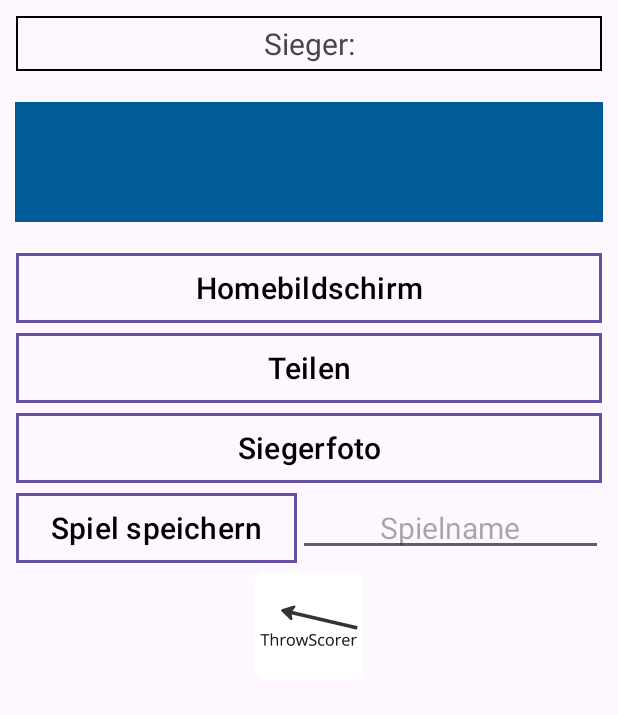
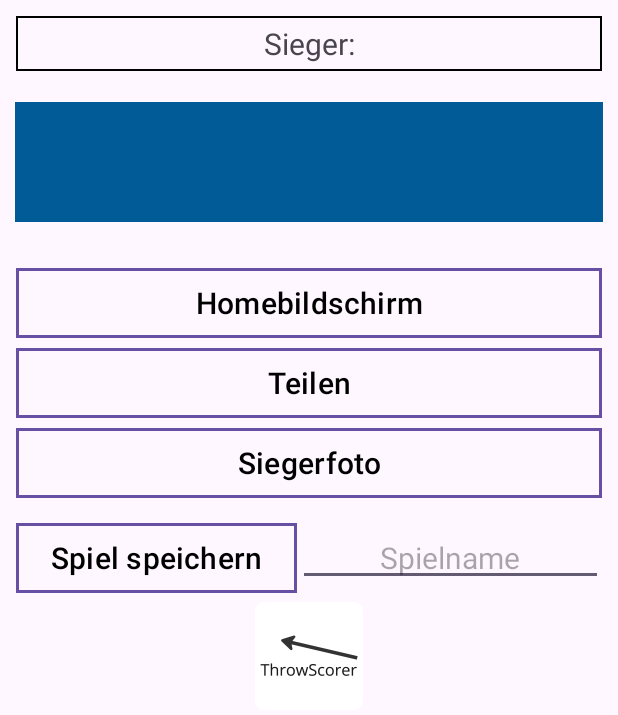
Before and after one commit to luweimer/prog, an Android app: the layout evaluation.xml on its own in the app's theme, with its tools: preview values and no code run, on a phone screen of 412 x 824 dp. Shown: the top 715 px of the screen. Run offline under Robolectric (Android 15) with nearby library versions, the phone set to English and light mode, and no system bars.

Commit message:
before Room implementation

```diff
--- a/app/src/main/java/hsos/de/prog3/throwscorer/listener/view/EvaluationPlayerViewListener.java
+++ b/app/src/main/java/hsos/de/prog3/throwscorer/listener/view/EvaluationPlayerViewListener.java
@@ -7,7 +7,4 @@ public interface EvaluationPlayerViewListener {
     public void setViewValues(String mame, int sumScore, double avg, int sumThrough, int bull, int sBull, int o180, int o160, int o140, int o120, int o100, int singleThrow, int doubleThrow, int tripleThrow);
 
     public void setViewValues(PlayerStats playerStats);
-
-
-
 }
--- a/app/src/main/res/layout/evaluation.xml
+++ b/app/src/main/res/layout/evaluation.xml
@@ -57,7 +57,11 @@
 
                 </GridLayout>
             </LinearLayout>
-
+            <LinearLayout
+                android:layout_width="match_parent"
+                android:layout_height="wrap_content"
+                android:orientation="vertical"
+                android:paddingVertical="10dp">
             <Button
                 android:id="@+id/btn_eva_home"
                 android:layout_width="match_parent"
@@ -66,7 +70,8 @@
                 android:text="@string/eva_home"
                 android:textColor="@color/black"
                 android:textSize="20sp"
-                android:layout_marginBottom="5dp"/>
+                android:layout_marginBottom="5dp"
+                android:layout_weight="1"/>
             <Button
                 android:id="@+id/btn_eva_share"
                 android:layout_width="match_parent"
@@ -75,7 +80,8 @@
                 android:text="@string/eva_share"
                 android:textColor="@color/black"
                 android:textSize="20sp"
-                android:layout_marginBottom="5dp"/>
+                android:layout_marginBottom="5dp"
+                android:layout_weight="1"/>
 
             <Button
                 android:id="@+id/btn_eva_take_pic"
@@ -85,7 +91,9 @@
                 android:text="@string/eva_pic"
                 android:textColor="@color/black"
                 android:textSize="20sp"
-                android:layout_marginBottom="5dp"/>
+                android:layout_marginBottom="5dp"
+                android:layout_weight="1"/>
+            </LinearLayout>
 
             <LinearLayout
                 android:layout_width="match_parent"
--- a/app/src/main/res/layout/individual_game.xml
+++ b/app/src/main/res/layout/individual_game.xml
@@ -180,7 +180,6 @@
         android:layout_width="match_parent"
         android:layout_height="match_parent"
         android:gravity="bottom">
-
         <Button
             android:id="@+id/btn_ind_submit"
             android:layout_width="match_parent"
@@ -189,8 +188,6 @@
             android:text="@string/a_submit"
             android:textColor="@color/black"
             android:textSize="20sp" />
-
-
     </LinearLayout>
 
 </LinearLayout>
--- a/app/src/main/res/layout/overview.xml
+++ b/app/src/main/res/layout/overview.xml
@@ -32,7 +32,6 @@
             android:layout_marginBottom="10dp"
             android:text="@string/ov_clean" />
 
-
     <ScrollView
         android:layout_width="match_parent"
         android:layout_height="match_parent">
```
